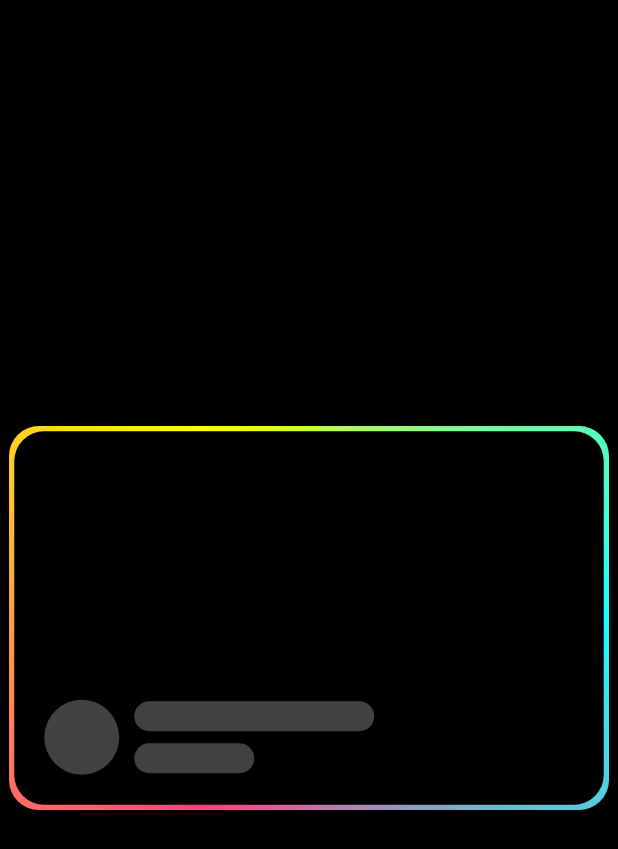
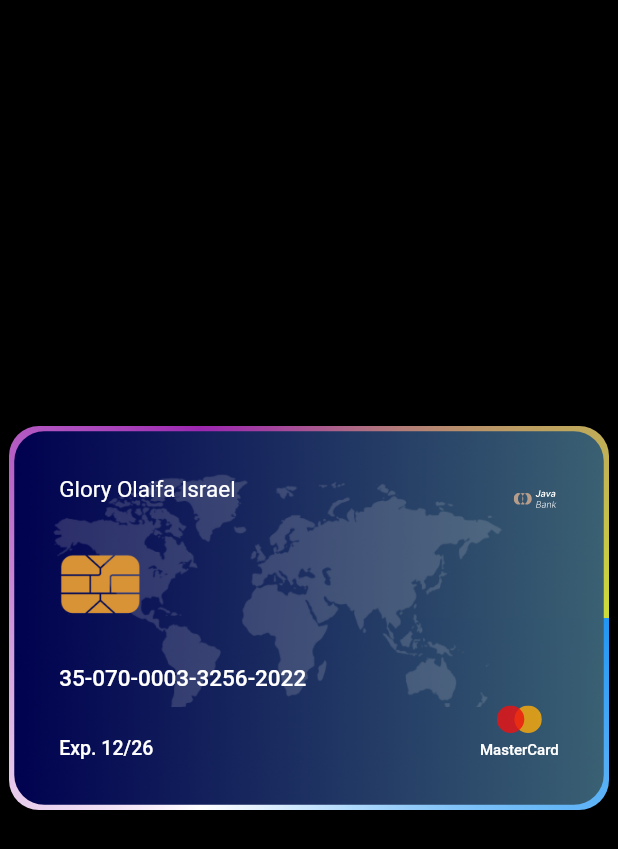
Before and after one commit to israelglory/animation, a Flutter app: the screen it shows after launch, on a phone screen of 412 x 824 dp. Shown: the top 849 px of the screen. Run offline on Flutter 3.47's test engine with Material 2 defaults, Android fonts, the phone set to English and light mode, and no system bars; our stand-ins replace flutter_svg.

Commit message:
dragable card

```diff
--- a/lib/animation/dragable_card.dart
+++ b/lib/animation/dragable_card.dart
@@ -1,4 +1,5 @@
 import 'package:flutter/material.dart';
+import 'package:flutter_svg/flutter_svg.dart';
 
 class ThreeDimensionalCard extends StatefulWidget {
   const ThreeDimensionalCard({Key? key}) : super(key: key);
@@ -29,10 +30,10 @@ class _ThreeDimensionalCardState extends State<ThreeDimensionalCard> {
                 width: width,
                 decoration: BoxDecoration(
                   gradient: const SweepGradient(colors: [
-                    Colors.cyanAccent,
-                    Colors.pinkAccent,
-                    Colors.yellowAccent,
-                    Colors.cyanAccent
+                    Colors.blue,
+                    Colors.white,
+                    Colors.purple,
+                    Colors.lime,
                   ]),
                   borderRadius: BorderRadius.circular(20),
                 ),
@@ -43,8 +44,8 @@ class _ThreeDimensionalCardState extends State<ThreeDimensionalCard> {
               child: Transform(
                 transform: Matrix4.identity()
                   ..setEntry(3, 2, 0.002) // perspective
-                  ..rotateX(0.001 * location.dy)
-                  ..rotateY(-0.001 * location.dx),
+                  ..rotateX(0.01 * location.dy)
+                  ..rotateY(0.01 * location.dx),
                 alignment: FractionalOffset.center,
                 child: GestureDetector(
                   onPanUpdate: (details) {
@@ -59,48 +60,102 @@ class _ThreeDimensionalCardState extends State<ThreeDimensionalCard> {
                     height: cardHeight,
                     width: cardWidth,
                     decoration: BoxDecoration(
-                      borderRadius: BorderRadius.circular(20),
-                      color: Colors.black,
+                      borderRadius: BorderRadius.circular(
+                        20.0,
+                      ),
+                      image: const DecorationImage(
+                        image: AssetImage("assets/images/cardbg.png"),
+                        fit: BoxFit.cover,
+                      ),
                     ),
-                    padding: const EdgeInsets.only(left: 20, bottom: 20),
-                    child: Align(
-                      alignment: Alignment.bottomLeft,
-                      child: Row(
-                        children: [
-                          Container(
-                            height: 50,
-                            width: 50,
-                            decoration: BoxDecoration(
-                              color: Colors.grey.shade800,
-                              shape: BoxShape.circle,
-                            ),
+                    child: Stack(
+                      children: [
+                        Positioned(
+                          bottom: 64.0,
+                          top: 0.0,
+                          right: 54.0,
+                          left: 15.0,
+                          child: Image.asset(
+                            "assets/images/cardbgworld.png",
                           ),
-                          const SizedBox(width: 10),
-                          Column(
+                        ),
+                        //Card name, number and exp. date
+                        Positioned(
+                          left: 30.0,
+                          top: 30.0,
+                          bottom: 30.0,
+                          child: Column(
                             crossAxisAlignment: CrossAxisAlignment.start,
-                            mainAxisSize: MainAxisSize.min,
+                            mainAxisAlignment: MainAxisAlignment.spaceBetween,
                             children: [
-                              Container(
-                                height: 20,
-                                width: 80 * 2,
-                                decoration: BoxDecoration(
-                                  color: Colors.grey.shade800,
-                                  borderRadius: BorderRadius.circular(20),
+                              const Text(
+                                'Glory Olaifa Israel',
+                                style: TextStyle(
+                                  fontSize: 15,
+                                  color: Colors.white,
+                                  fontWeight: FontWeight.w400,
                                 ),
                               ),
-                              const SizedBox(height: 8),
-                              Container(
-                                height: 20,
-                                width: 80,
-                                decoration: BoxDecoration(
-                                  color: Colors.grey.shade800,
-                                  borderRadius: BorderRadius.circular(20),
+                              Image.asset(
+                                "assets/icons/cardsim.png",
+                                height: 48,
+                                width: 55,
+                              ),
+                              const Text(
+                                '35-070-0003-3256-2022',
+                                style: TextStyle(
+                                  fontSize: 15,
+                                  color: Colors.white,
+                                  fontWeight: FontWeight.w500,
+                                ),
+                              ),
+                              const Text(
+                                'Exp. 12/26',
+                                style: TextStyle(
+                                  fontSize: 13,
+                                  color: Colors.white,
+                                  fontWeight: FontWeight.w500,
                                 ),
                               ),
                             ],
                           ),
-                        ],
-                      ),
+                        ),
+                        //Card mastercard
+                        Positioned(
+                          //top: 0.0,
+                          right: 30.0,
+                          bottom: 30.0,
+                          child: Column(
+                            crossAxisAlignment: CrossAxisAlignment.center,
+                            mainAxisAlignment: MainAxisAlignment.center,
+                            children: [
+                              SvgPicture.asset(
+                                "assets/icons/mastercard.svg",
+                                height: 30,
+                                width: 30,
+                              ),
+                              const Text(
+                                'MasterCard',
+                                style: TextStyle(
+                                  fontSize: 10,
+                                  color: Colors.white,
+                                  fontWeight: FontWeight.w500,
+                                ),
+                              ),
+                            ],
+                          ),
+                        ),
+                        //Card  logo
+                        Positioned(
+                          top: 30.0,
+                          right: 30.0,
+                          child: SvgPicture.asset(
+                            "assets/images/cardLogo.svg",
+                            height: 30,
+                            width: 30,
+                          ),
+                        ),
+                      ],
                     ),
                   ),
                 ),
```
Also changed, not shown: pubspec.yaml (+4 -3 lines), assets/icons/cardsim.png (added), assets/icons/mastercard.svg (added), assets/images/cardLogo.svg (added), assets/images/cardbg.png (added), assets/images/cardbgworld.png (added), pubspec.lock.
